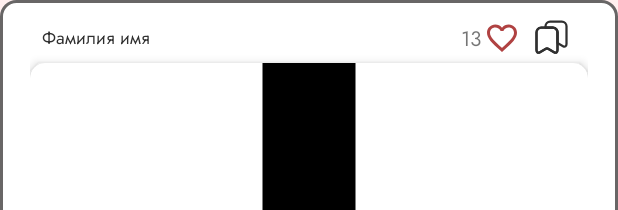
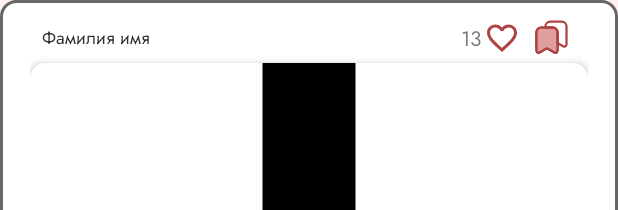
Before and after one commit to y19th/Daily-Bruh, an Android app: the layout recycler_item_news_page.xml on its own in the app's theme, with its tools: preview values and no code run, on a phone screen of 412 x 824 dp. Shown: the top 210 px of the screen. Run offline under Robolectric (Android 15) with nearby library versions, the phone set to English and light mode, and no system bars.

Commit message:
ver 2.0.6 made working save button

```diff
--- a/app/src/main/java/com/example/dailybruh/adapters/BaseAdapter.kt
+++ b/app/src/main/java/com/example/dailybruh/adapters/BaseAdapter.kt
@@ -7,7 +7,7 @@ import androidx.viewbinding.ViewBinding
 open class BaseAdapter<T : ViewBinding> : RecyclerView.Adapter<BaseViewHolder<T>>() {
 
     var _binding: T? = null
-    val binding: T = requireNotNull(_binding)
+    val binding: T get() = requireNotNull(_binding)
 
     override fun onCreateViewHolder(parent: ViewGroup, viewType: Int): BaseViewHolder<T> {
        return super.createViewHolder(parent,viewType)
--- a/app/src/main/java/com/example/dailybruh/adapters/VerticalPagerAdapter.kt
+++ b/app/src/main/java/com/example/dailybruh/adapters/VerticalPagerAdapter.kt
@@ -12,11 +12,12 @@ class VerticalPagerAdapter(private val database: Database,
                            fragmentManager: FragmentManager,
                            lifecycle: Lifecycle,
                            private val news: News,
-                           private val likesMap: HashMap<String,String>
+                           private val likesMap: HashMap<String,String>,
+                           private val savesMap: HashMap<String,String>
                            ) : FragmentStateAdapter(fragmentManager,lifecycle) {
 
     override fun getItemCount(): Int = news.total
 
-    override fun createFragment(position: Int): Fragment = FragmentViewPagerItem(database,position,news,likesMap)
+    override fun createFragment(position: Int): Fragment = FragmentViewPagerItem(database,position,news,likesMap,savesMap)
 
 }
--- a/app/src/main/java/com/example/dailybruh/interfaces/mainpage/MainPageView.kt
+++ b/app/src/main/java/com/example/dailybruh/interfaces/mainpage/MainPageView.kt
@@ -5,5 +5,5 @@ import com.example.dailybruh.dataclasses.News
 
 interface MainPageView {
 
-    fun setNews(news: News, database: Database, likesMap: HashMap<String,String>)
+    fun setNews(news: News, database: Database, likesMap: HashMap<String,String>,savesMap: HashMap<String,String>)
 }
--- a/app/src/main/java/com/example/dailybruh/interfaces/mainpage/pager/PagerItemPresenterInterface.kt
+++ b/app/src/main/java/com/example/dailybruh/interfaces/mainpage/pager/PagerItemPresenterInterface.kt
@@ -3,7 +3,12 @@ package com.example.dailybruh.interfaces.mainpage.pager
 interface PagerItemPresenterInterface {
 
     fun getLikes()
+
+    fun getSaves()
     fun isLiked()
+    fun isSaved()
 
     fun changeLikes(long: Long)
+
+    fun changeSaveState()
 }
--- a/app/src/main/java/com/example/dailybruh/interfaces/mainpage/pager/PagerItemView.kt
+++ b/app/src/main/java/com/example/dailybruh/interfaces/mainpage/pager/PagerItemView.kt
@@ -6,5 +6,8 @@ import com.example.dailybruh.interfaces.StandardView
 interface PagerItemView: StandardView<FragmentViewPagerItem> {
 
     fun setLikes(count : Long)
+
+    fun setSaves()
+    fun checkIsSaved(isSaved: Boolean)
     fun checkIsLiked(isLiked: Boolean)
 }
--- /dev/null
+++ b/app/src/main/res/drawable/icon_save_news_filled.xml
@@ -0,0 +1,27 @@
+<vector xmlns:android="http://schemas.android.com/apk/res/android"
+    android:width="22dp"
+    android:height="23dp"
+    android:viewportWidth="22"
+    android:viewportHeight="23">
+    <path
+        android:pathData="M11.89,4.973H4.11C2.4,4.973 1,6.406 1,8.157V19.789C1,21.274 2.04,21.909 3.31,21.182L7.24,18.94C7.66,18.704 8.34,18.704 8.75,18.94L12.68,21.182C13.95,21.909 14.99,21.274 14.99,19.789V8.157C15,6.406 13.6,4.973 11.89,4.973Z"
+        android:strokeLineJoin="round"
+        android:strokeWidth="1.5"
+        android:fillColor="#00000000"
+        android:strokeColor="#303030"
+        android:strokeLineCap="round"/>
+    <path
+        android:pathData="M15,8.157V19.789C15,21.274 13.96,21.899 12.69,21.182L8.76,18.94C8.34,18.704 7.66,18.704 7.24,18.94L3.31,21.182C2.04,21.899 1,21.274 1,19.789V8.157C1,6.406 2.4,4.973 4.11,4.973H11.89C13.6,4.973 15,6.406 15,8.157Z"
+        android:strokeLineJoin="round"
+        android:strokeWidth="1.5"
+        android:fillColor="#E09E9E"
+        android:strokeColor="#B04242"
+        android:strokeLineCap="round"/>
+    <path
+        android:pathData="M21,4.184V15.817C21,17.301 19.96,17.926 18.69,17.209L15,15.1V8.157C15,6.406 13.6,4.973 11.89,4.973H7V4.184C7,2.434 8.4,1 10.11,1H17.89C19.6,1 21,2.434 21,4.184Z"
+        android:strokeLineJoin="round"
+        android:strokeWidth="1.5"
+        android:fillColor="#00000000"
+        android:strokeColor="#B04242"
+        android:strokeLineCap="round"/>
+</vector>
--- a/app/src/main/res/layout/recycler_item_news_page.xml
+++ b/app/src/main/res/layout/recycler_item_news_page.xml
@@ -51,11 +51,12 @@
         android:id="@+id/save_button"
         android:layout_width="wrap_content"
         android:layout_height="wrap_content"
-        app:srcCompat="@drawable/icon_save_news"
+        app:srcCompat="@drawable/icon_save_news_unfilled"
         app:layout_constraintEnd_toEndOf="@id/url_photo_layout"
         app:layout_constraintTop_toTopOf="@id/author_page"
         app:layout_constraintBottom_toBottomOf="@id/author_page"
         android:layout_marginEnd="13dp"
+        tools:src="@drawable/icon_save_news_filled"
         />
 
     <androidx.cardview.widget.CardView
```
Also changed, not shown: app/src/main/java/com/example/dailybruh/database/Database.kt (+12 -0 lines), app/src/main/java/com/example/dailybruh/fragment/FragmentNewsPage.kt (+8 -2 lines), app/src/main/java/com/example/dailybruh/fragment/FragmentViewPagerItem.kt (+19 -3 lines), app/src/main/java/com/example/dailybruh/presenter/AuthPhonePresenter.kt (+11 -5 lines), app/src/main/java/com/example/dailybruh/presenter/MainPagePresenter.kt (+8 -4 lines), app/src/main/java/com/example/dailybruh/presenter/PagerItemPresenter.kt (+77 -10 lines), app/src/main/res/drawable/icon_save_news_unfilled.xml (renamed from app/src/main/res/drawable/icon_save_news.xml).
